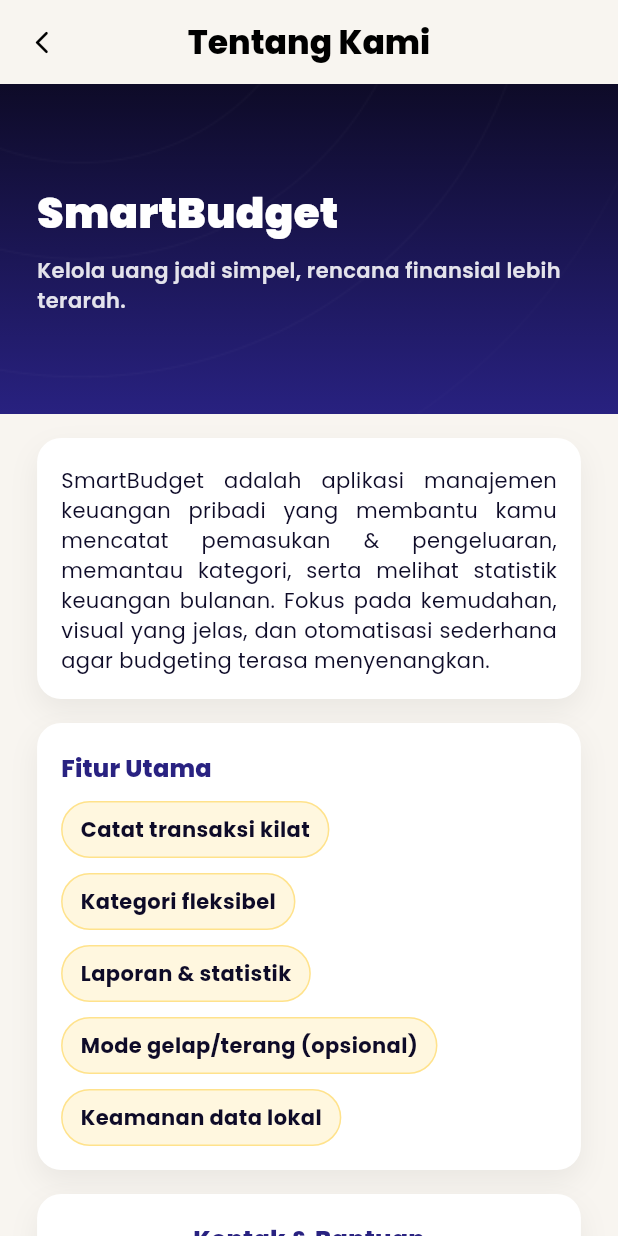
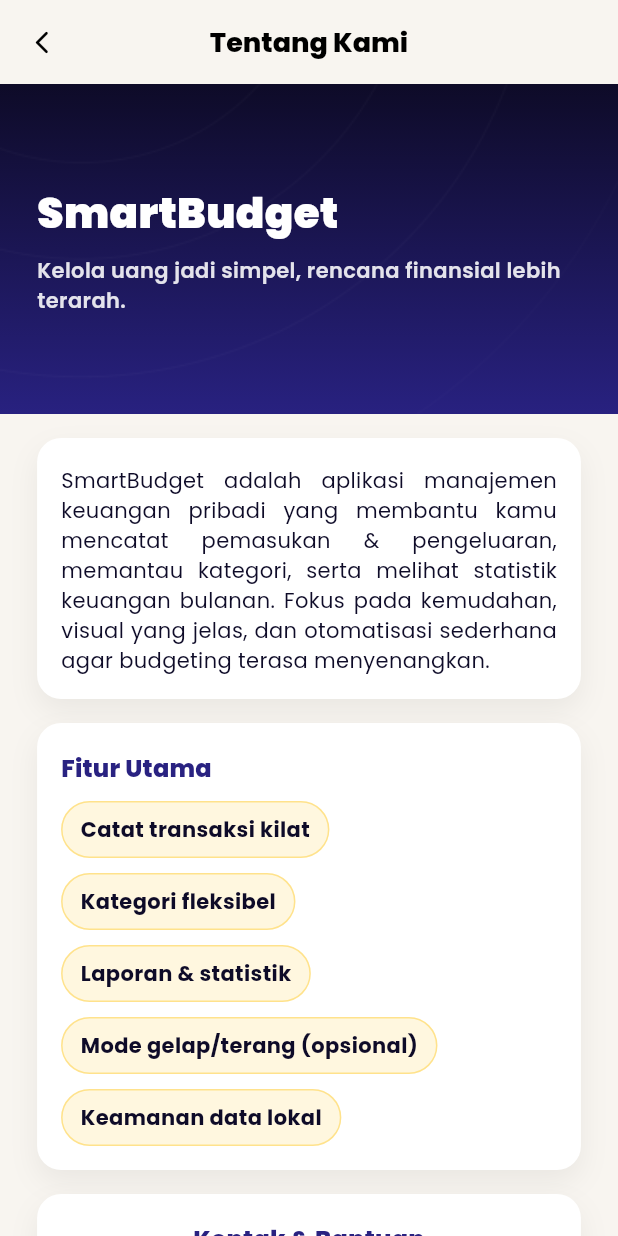
Before and after one commit to Mohfarriiiz88/Dompetku-Aplikasi-management-keuangan, a Flutter app: the _AboutView screen opened directly, on a phone screen of 412 x 824 dp. Run offline on Flutter 3.47's test engine with Material 3 defaults, Android fonts, the phone set to English and light mode, and no system bars; our stand-ins replace google_fonts; accounts and stored records are empty.

```diff
--- /dev/null
+++ b/lib/core/config.dart
@@ -0,0 +1,5 @@
+// Simple config for API base URL. Replace with your backend IP and port for LAN access.
+const String baseUrl = 'http://10.10.63.132:3000'; // example: http://192.168.1.42:3000
+
+// If you want to keep using dummy local auth, set useApi to false.
+const bool useApi = true;
--- a/lib/screens/about_screen.dart
+++ b/lib/screens/about_screen.dart
@@ -39,7 +39,7 @@ class _AboutView extends StatelessWidget {
             centerTitle: true,
             title: const Text(
               'Tentang Kami',
-              style: TextStyle(fontWeight: FontWeight.w800),
+              style: TextStyle(fontWeight: FontWeight.w800,fontSize: 18),
             ),
             leading: IconButton(
               icon: const Icon(Icons.arrow_back_ios_new_rounded, size: 18),
--- a/lib/screens/home_screen.dart
+++ b/lib/screens/home_screen.dart
@@ -90,7 +90,7 @@ class _DraggableFeedSheet extends StatelessWidget {
 
     return DraggableScrollableSheet(
       initialChildSize: 0.58, // start posisi (≈ 58% tinggi layar)//
-      minChildSize: 0.45,     // bisa diturunkan sampai sini
+      minChildSize: 0.58,   // bisa diturunkan sampai sini
       maxChildSize: 0.95,     // bisa ditarik hampir penuh
       snap: true,
       snapSizes: const [0.58, 0.95],
--- a/pubspec.yaml
+++ b/pubspec.yaml
@@ -32,7 +32,7 @@ dependencies:
     sdk: flutter
   google_fonts: ^6.2.1
   provider: ^6.1.2
-
+  http: ^1.5.0
 
 
   # The following adds the Cupertino Icons font to your application.
```
Also changed, not shown: lib/providers/auth_provider.dart (+26 -1 lines), pubspec.lock.
